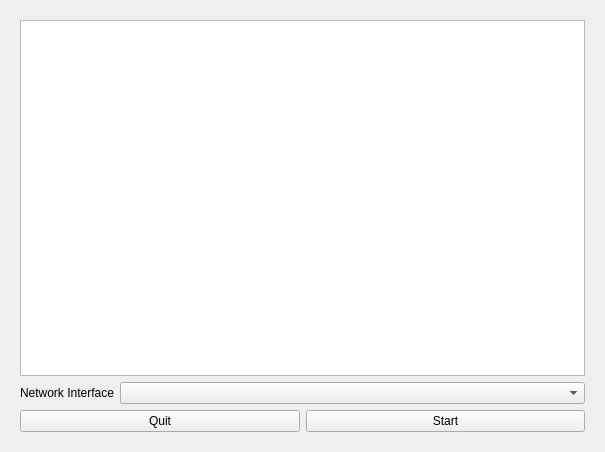
This is ui/networktransceiverslave.ui in RichardTry/mobile-game-controller-emulator as Qt 5 draws it before an edit. The edited form follows.
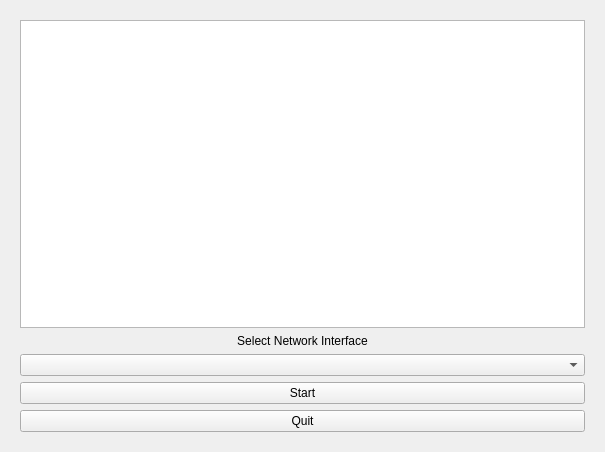
This is the edited form. Icons and pictures are not drawn.

Commit message: Remove thread, no need udpsocket and gui works perfectly well together and the app is responsive

Diff of the .ui file:
```diff
--- a/ui/networktransceiverslave.ui
+++ b/ui/networktransceiverslave.ui
@@ -24,31 +24,24 @@
           <widget class="QGraphicsView" name="logoGraphicsView"/>
          </item>
          <item>
-          <layout class="QFormLayout" name="formLayout">
-           <property name="formAlignment">
-            <set>Qt::AlignLeading|Qt::AlignLeft|Qt::AlignVCenter</set>
-           </property>
-           <item row="0" column="0">
             <widget class="QLabel" name="label_2">
+           <property name="sizePolicy">
+            <sizepolicy hsizetype="Minimum" vsizetype="Minimum">
+             <horstretch>0</horstretch>
+             <verstretch>0</verstretch>
+            </sizepolicy>
+           </property>
              <property name="text">
-              <string>Network Interface</string>
+            <string>Select Network Interface</string>
+           </property>
+           <property name="alignment">
+            <set>Qt::AlignCenter</set>
              </property>
             </widget>
            </item>
-           <item row="0" column="1">
+         <item>
             <widget class="QComboBox" name="networkInterfaceComboBox"/>
            </item>
-          </layout>
-         </item>
-         <item>
-          <layout class="QHBoxLayout" name="horizontalLayout">
-           <item>
-            <widget class="QPushButton" name="quitPushButton">
-             <property name="text">
-              <string>Quit</string>
-             </property>
-            </widget>
-           </item>
            <item>
             <widget class="QPushButton" name="startPushButton">
              <property name="text">
@@ -56,7 +49,12 @@
              </property>
             </widget>
            </item>
-          </layout>
+         <item>
+          <widget class="QPushButton" name="quitPushButton">
+           <property name="text">
+            <string>Quit</string>
+           </property>
+          </widget>
          </item>
         </layout>
        </item>
```
Left out of the diff: 2 changed lines with no effect on the pictures. Lines whose indentation alone changed are shown as unchanged. The commit also changes 2 other files.
